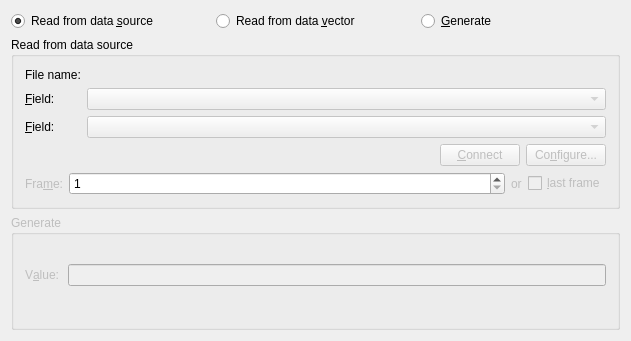
Before: the Qt Designer form src/libkstapp/scalartab.ui in Kst-plot/kst, drawn with Qt 5.
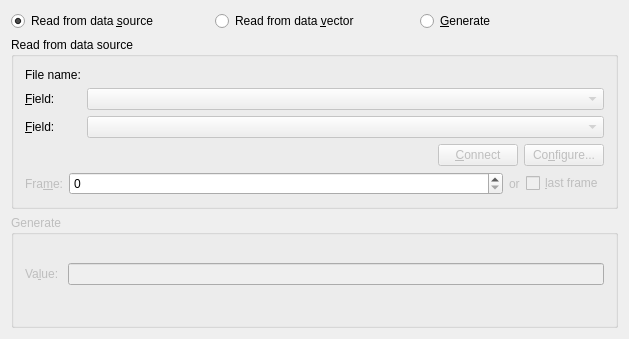
After: the same form once the commit is applied. Custom widgets are drawn as their Qt base class.

Commit message: Fix the vscalar dialog to work right.

What changed in the file:
```diff
--- a/src/libkstapp/scalartab.ui
+++ b/src/libkstapp/scalartab.ui
@@ -6,8 +6,8 @@
    <rect>
     <x>0</x>
     <y>0</y>
-    <width>631</width>
-    <height>341</height>
+    <width>629</width>
+    <height>339</height>
    </rect>
   </property>
   <layout class="QGridLayout" name="gridLayout_2">
@@ -209,7 +209,7 @@
            </sizepolicy>
           </property>
           <property name="minimum">
-           <number>1</number>
+           <number>0</number>
           </property>
           <property name="maximum">
            <number>1000000000</number>
@@ -285,7 +285,7 @@
            </sizepolicy>
           </property>
           <property name="text">
-           <string>V&amp;alue: </string>
+           <string>Va&amp;lue: </string>
           </property>
           <property name="wordWrap">
            <bool>false</bool>
```
The commit also changes 3 other files.
